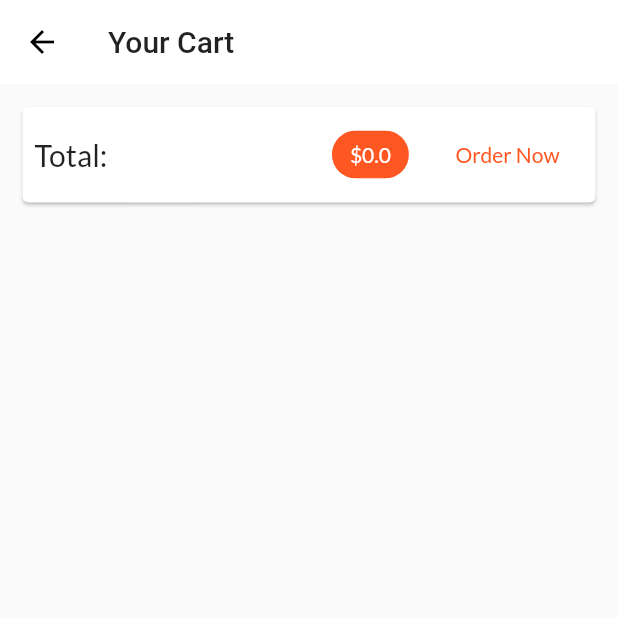
After one commit to nestorsgarzonc/shop_app_flutter, a Flutter app: the CartScreen screen opened by its route, after a tap on "Order Now", on a phone screen of 412 x 824 dp, the top half of it. The commit adds this screen. Run offline on Flutter 3.47's test engine with Material 2 defaults, Android fonts, the phone set to English and light mode, and no system bars; our stand-ins replace google_fonts; network calls fail.

Commit message:
adding providers and models

```diff
--- a/lib/main.dart
+++ b/lib/main.dart
@@ -1,6 +1,8 @@
 import 'package:flutter/material.dart';
 import 'package:google_fonts/google_fonts.dart';
 import 'package:provider/provider.dart';
+import './providers/orders_provider.dart';
+import './screens/cart_screen.dart';
 import './providers/cart_provider.dart';
 import './providers/products_provider.dart';
 import './screens/product_detail_screen.dart';
@@ -15,6 +17,7 @@ class MyApp extends StatelessWidget {
       providers: [
         ChangeNotifierProvider(create: (context) => ProductProvider()),
         ChangeNotifierProvider(create: (context) => CartProvider()),
+        ChangeNotifierProvider(create: (context) => OredersProvider()),
       ],
       child: MaterialApp(
         title: 'Material App',
@@ -28,6 +31,7 @@ class MyApp extends StatelessWidget {
         ),
         routes: {
           ProductDetailScreen.routeName: (context) => ProductDetailScreen(),
+          CartScreen.routeName: (context) => CartScreen(),
         },
       ),
     );
--- a/lib/providers/cart_provider.dart
+++ b/lib/providers/cart_provider.dart
@@ -23,6 +23,22 @@ class CartProvider with ChangeNotifier {
 
   int get itemCount {
     return _items.length;
+  }
+
+  double get getTotalAMount {
+    double sum = 0;
+    _items.forEach((key, value) => sum += value.price * value.quantity);
+    return sum;
+  }
+
+  void removeItem(String id) {
+    _items.remove(id);
+    notifyListeners();
+  }
+
+  void clear() {
+    _items = {};
+    notifyListeners();
   }
 
   void addItem(
--- /dev/null
+++ b/lib/providers/orders_provider.dart
@@ -0,0 +1,35 @@
+import 'package:flutter/material.dart';
+import 'package:flutter/services.dart';
+import 'package:shop_app_flutter/providers/cart_provider.dart';
+
+class OrderItem {
+  final String id;
+  final double amount;
+  final List<CartItem> products;
+  final DateTime dateTime;
+
+  OrderItem({
+    @required this.id,
+    @required this.amount,
+    @required this.products,
+    @required this.dateTime,
+  });
+}
+
+class OredersProvider with ChangeNotifier {
+  List<OrderItem> _orders = [];
+  List<OrderItem> get orders => [..._orders];
+
+  void addOrder(List<CartItem> cartProducts, double total) {
+    _orders.insert(
+      0,
+      OrderItem(
+        id: DateTime.now().toString(),
+        amount: total,
+        products: cartProducts,
+        dateTime: DateTime.now(),
+      ),
+    );
+    notifyListeners();
+  }
+}
--- /dev/null
+++ b/lib/screens/cart_screen.dart
@@ -0,0 +1,68 @@
+import 'package:flutter/material.dart';
+import 'package:provider/provider.dart';
+import 'package:shop_app_flutter/providers/orders_provider.dart';
+import '../widgets/cart_item.dart';
+import '../providers/cart_provider.dart';
+
+class CartScreen extends StatelessWidget {
+  static const routeName = 'cart_screen';
+
+  @override
+  Widget build(BuildContext context) {
+    final totalProvider = Provider.of<CartProvider>(context);
+    final items = totalProvider.items.values.toList();
+    return Scaffold(
+      appBar: AppBar(
+        title: Text('Your Cart'),
+      ),
+      body: Column(
+        children: [
+          Card(
+            margin: EdgeInsets.all(15),
+            child: Padding(
+              padding: EdgeInsets.all(8),
+              child: Row(
+                mainAxisAlignment: MainAxisAlignment.spaceBetween,
+                children: [
+                  Text('Total:', style: TextStyle(fontSize: 20)),
+                  Spacer(flex: 10),
+                  Chip(
+                    label: Text('\$${totalProvider.getTotalAMount}'),
+                    labelStyle: TextStyle(color: Colors.white),
+                    backgroundColor: Theme.of(context).accentColor,
+                  ),
+                  Spacer(flex: 1),
+                  FlatButton(
+                    onPressed: () {
+                      Provider.of<OredersProvider>(context, listen: false).addOrder(
+                        items,
+                        totalProvider.getTotalAMount,
+                      );
+                      totalProvider.clear();
+                    },
+                    child: Text(
+                      'Order Now',
+                      style: TextStyle(color: Theme.of(context).accentColor),
+                    ),
+                  ),
+                ],
+              ),
+            ),
+          ),
+          Expanded(
+            child: ListView.builder(
+              itemCount: totalProvider.items.length,
+              itemBuilder: (context, index) => CartItemWidget(
+                productId: totalProvider.items.keys.toList()[index],
+                id: items[index].id,
+                price: items[index].price,
+                quantity: items[index].quantity,
+                title: items[index].title,
+              ),
+            ),
+          )
+        ],
+      ),
+    );
+  }
+}
```
Also changed, not shown: lib/screens/product_detail_screen.dart (+33 -2 lines), lib/screens/products_overview_screen.dart (+5 -4 lines), lib/widgets/cart_item.dart (added, +49 -0 lines).
